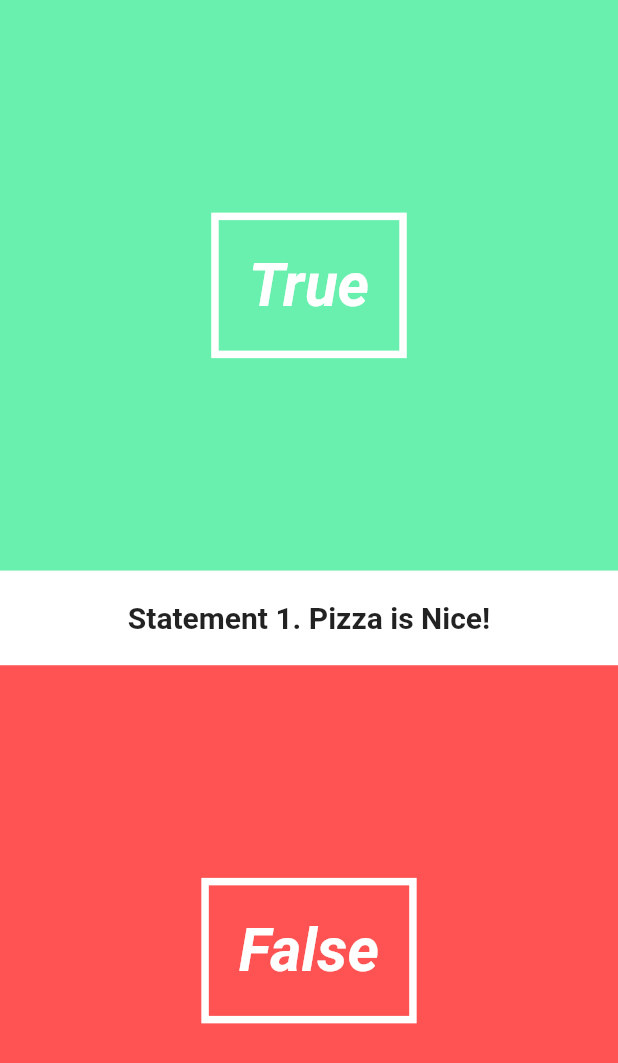
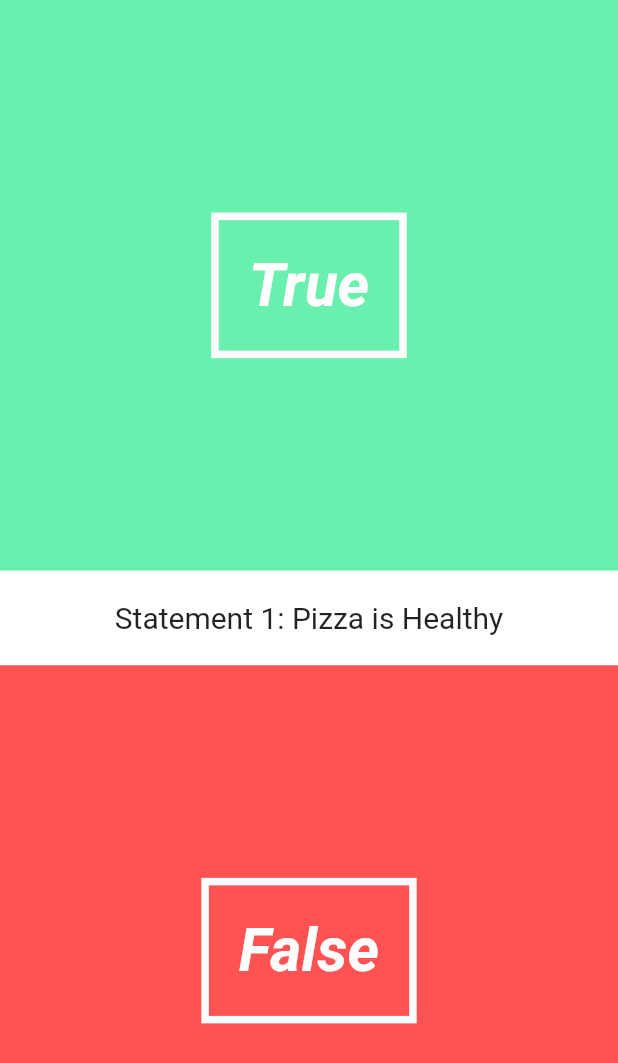
Before and after one commit to mrabro/flutter_quiz, a Flutter app: the screen it shows after launch, on a phone screen of 412 x 824 dp. Shown: the top 1063 px of the screen. Run offline on Flutter 3.47's test engine with Material 2 defaults, Android fonts, the phone set to English and light mode, and no system bars.

Commit message:
animation added, questions added and correct wrong overlay class created

```diff
--- a/lib/UI/question_text.dart
+++ b/lib/UI/question_text.dart
@@ -11,7 +11,30 @@ class QuestionText extends StatefulWidget {
   State createState() => new QuestionTextState();
 }
 
-class QuestionTextState extends State<QuestionText>{
+class QuestionTextState extends State<QuestionText> with SingleTickerProviderStateMixin{
+
+  Animation<double> _fontSizeAnimation;
+  AnimationController _fontSizeAnimationController;
+
+  @override
+  void initState() {
+    super.initState();
+    _fontSizeAnimationController = new AnimationController(duration: new Duration(milliseconds: 500), vsync: this);
+    _fontSizeAnimation = new CurvedAnimation(parent: _fontSizeAnimationController, curve: Curves.bounceOut);
+    _fontSizeAnimation.addListener(() => this.setState((){}));
+    _fontSizeAnimationController.forward();
+  }
+
+  @override
+    void didUpdateWidget(QuestionText oldWidget) {
+      super.didUpdateWidget(oldWidget);
+      if(oldWidget._question != widget._question){
+        _fontSizeAnimationController.reset();
+        _fontSizeAnimationController.forward();
+      }
+    }
+
+
   @override
   Widget build(BuildContext context) {
     return new Material(
@@ -19,7 +42,8 @@ class QuestionTextState extends State<QuestionText>{
       child: new Padding(
         padding: new EdgeInsets.symmetric(vertical: 20.0),
         child: new Center(
-        child: new Text("Statement "+ widget._questionNumber.toString() +". "+ widget._question.toString(), style: new TextStyle(fontSize: 20.0,fontWeight: FontWeight.bold),),
+        child: new Text("Statement "+ widget._questionNumber.toString() +": "+ widget._question.toString(),
+        style: new TextStyle(fontSize: _fontSizeAnimation.value * 20),),
         )
       ),
     );
--- a/lib/pages/quiz_page.dart
+++ b/lib/pages/quiz_page.dart
@@ -4,6 +4,7 @@ import '../utils/question.dart';
 import '../utils/quiz.dart';
 import '../UI/answer_buttons.dart';
 import '../UI/question_text.dart';
+import '../UI/correct_wrong_overlay.dart';
 
 class QuizPage extends StatefulWidget {
   @override
@@ -11,17 +12,58 @@ class QuizPage extends StatefulWidget {
 }
 
 class QuizPageState extends State<QuizPage> {
+
+  Question currentQuestion;
+  Quiz quiz = new Quiz([
+    new Question("Elon Musk is Human", false),
+    new Question("Pizza is Healthy", false),
+    new Question("Flutter is Awesome", true),
+    new Question("Flutter is easy to learn", false)
+  ]);
+  String questionText;
+  int questionNumber;
+  bool isCorrect;
+  bool overlayShouldBeVisible = false;
+
+  @override
+  void initState(){
+    super.initState();
+    currentQuestion = quiz.nextQuestion;
+    questionText = currentQuestion.question;
+    questionNumber = quiz.questionNumber;
+  }
+
+  void handleAnswer(bool answer) {
+    isCorrect = (currentQuestion.answer == answer);
+    quiz.answer(isCorrect);
+    this.setState(() {
+      overlayShouldBeVisible = true;
+    });
+  }
+
   @override
   Widget build(BuildContext context) {
     return new Stack(
+      fit: StackFit.expand,
       children: <Widget>[
         new Column( // this is our main page
           children: <Widget>[
-            new AnswerButton(true, () => print("You answered True!")),
-            new QuestionText("Pizza is Nice!", 1),
-            new AnswerButton(false, () => print("You answered False!"))
+            new AnswerButton(true, () => handleAnswer(true)), //true button
+            new QuestionText(questionText, questionNumber),
+            new AnswerButton(false, () => handleAnswer(false)) // false button
           ],
         ),
+        overlayShouldBeVisible == true ? new CorrectWrongOverlay(
+          isCorrect,
+          () {
+            currentQuestion = quiz.nextQuestion;
+            this.setState(() {
+              overlayShouldBeVisible = false;
+              questionText = currentQuestion.question;
+              questionNumber = quiz.questionNumber;
+            });
+          }
+          ) : new Container()
       ],
     );
   }
```
Also changed, not shown: lib/UI/correct_wrong_overlay.dart (added, +57 -0 lines).
